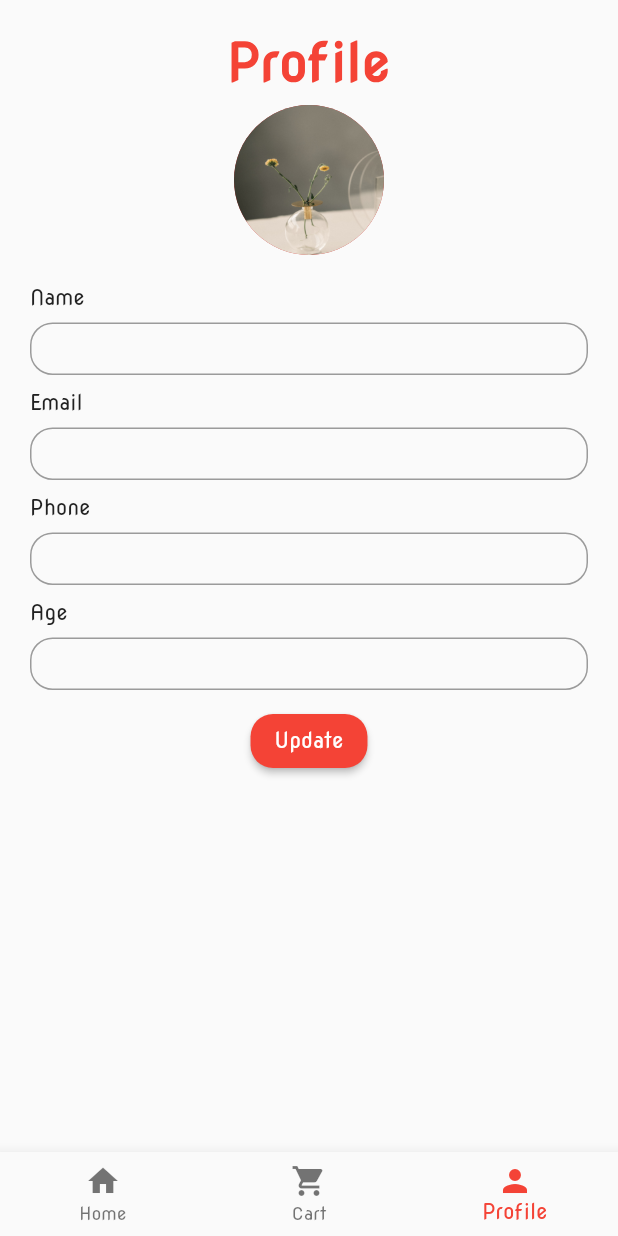
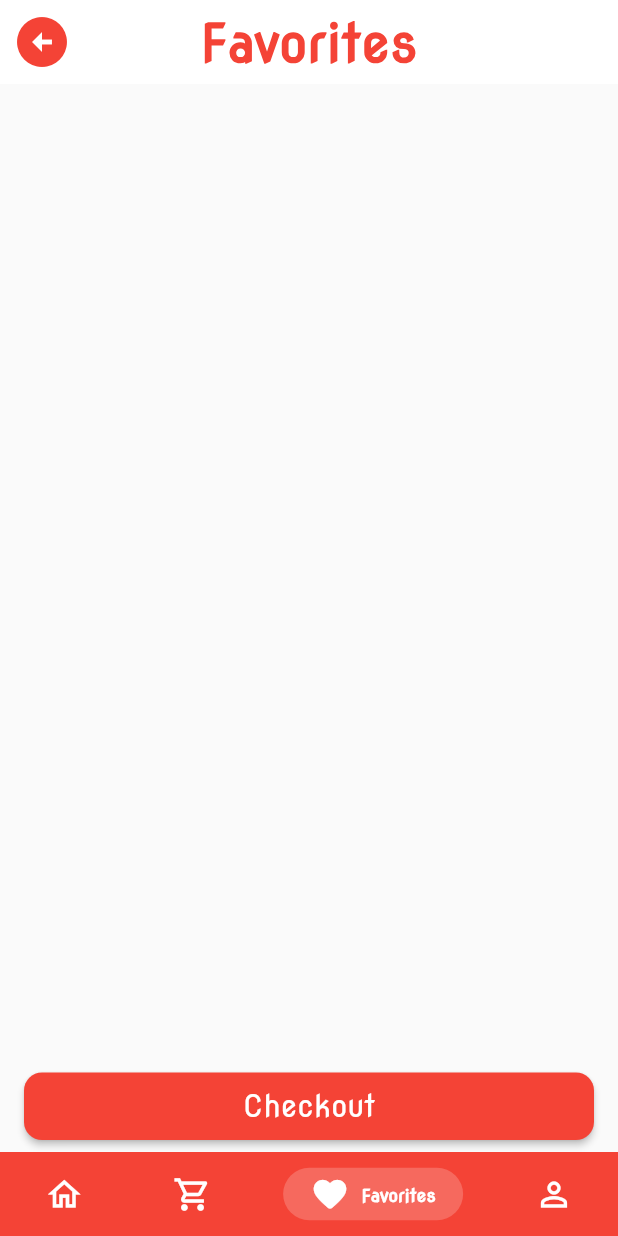
Before and after one commit to nmustakim/ShopEasy, a Flutter app: the screen it shows once a user with an empty profile is signed in, item 3 of the bottom bar chosen, on a phone screen of 412 x 824 dp. Run offline on Flutter 3.47's test engine with Material 2 defaults, Android fonts, the phone set to English and light mode, and no system bars; drawn by our look-alikes of persistent_bottom_nav_bar; our stand-ins replace cloud_firestore, firebase_auth, firebase_core, fluttertoast, google_fonts; accounts and stored records are empty.

Commit message:
favorite screen

```diff
--- a/lib/global_widgets/bottom_appbar.dart
+++ b/lib/global_widgets/bottom_appbar.dart
@@ -1,67 +1,86 @@
 import 'package:flutter/material.dart';
+import 'package:persistent_bottom_nav_bar/persistent_tab_view.dart';
+import 'package:shopeasy/screens/favorite/favorite_screen.dart';
 import '../screens/Profile/profile.dart';
 import '../screens/cart/cart.dart';
 import '../screens/home/home.dart';
 
 class BottomBar extends StatefulWidget {
   const BottomBar({
-    super.key,
-  });
+    final Key? key,
+  }) : super(key: key);
 
   @override
-  State<BottomBar> createState() => _BottomBarState();
+  BottomBarState createState() => BottomBarState();
 }
 
-class _BottomBarState extends State<BottomBar> {
-  @override
-  void initState() {
-    setState(() {});
-    super.initState();
-  }
+class BottomBarState extends State<BottomBar> {
+  final PersistentTabController _controller = PersistentTabController();
+  final bool _hideNavBar = false;
 
-  int _selectedIndex = 0;
-  final List<Widget> _widgetOptions = <Widget>[
+  List<Widget> _buildScreens() => [
         const Home(),
         const Cart(),
+        const FavoriteScreen(),
         const Profile(),
       ];
 
-  void _onItemTapped(int index) {
-    setState(() {
-      _selectedIndex = index;
-    });
-  }
+  List<PersistentBottomNavBarItem> _navBarsItems() => [
+        PersistentBottomNavBarItem(
+          icon: const Icon(Icons.home),
+          inactiveIcon: const Icon(Icons.home_outlined),
+          title: "Home",
+          activeColorPrimary: Colors.white,
+          inactiveColorPrimary: Colors.white,
+        ),
+        PersistentBottomNavBarItem(
+          icon: const Icon(Icons.shopping_cart),
+          inactiveIcon: const Icon(Icons.shopping_cart_outlined),
+          title: "Cart",
+          activeColorPrimary: Colors.white,
+          inactiveColorPrimary: Colors.white,
+        ),
+        PersistentBottomNavBarItem(
+          icon: const Icon(Icons.favorite_rounded),
+          inactiveIcon: const Icon(Icons.favorite_outlined),
+          title: "Favorites",
+          activeColorPrimary: Colors.white,
+          inactiveColorPrimary: Colors.white,
+        ),
+        PersistentBottomNavBarItem(
+          icon: const Icon(Icons.person),
+          inactiveIcon: const Icon(Icons.person_outline),
+          title: "Profile",
+          activeColorPrimary: Colors.white,
+          inactiveColorPrimary: Colors.white,
+        ),
+      ];
 
   @override
-  Widget build(BuildContext context) {
-    return Scaffold(
-        body: Center(
-          child: _widgetOptions.elementAt(_selectedIndex),
+  Widget build(final BuildContext context) => Scaffold(
+        body: PersistentTabView(
+          context,
+          controller: _controller,
+          screens: _buildScreens(),
+          items: _navBarsItems(),
+          resizeToAvoidBottomInset: true,
+          navBarHeight: MediaQuery.of(context).viewInsets.bottom > 0
+              ? 0.0
+              : kBottomNavigationBarHeight,
+          bottomScreenMargin: 0,
+
+          backgroundColor: Theme.of(context).primaryColor,
+          hideNavigationBar: _hideNavBar,
+          decoration: const NavBarDecoration(colorBehindNavBar: Colors.indigo),
+          itemAnimationProperties: const ItemAnimationProperties(
+            duration: Duration(milliseconds: 400),
+            curve: Curves.ease,
           ),
-        bottomNavigationBar: Container(
-          decoration: const BoxDecoration(
-              color: Colors.deepPurple,
-              borderRadius: BorderRadius.only(
-                  topLeft: Radius.circular(24), topRight: Radius.circular(24))),
-          child: BottomNavigationBar(
-            items: const <BottomNavigationBarItem>[
-              BottomNavigationBarItem(
-                icon: Icon(Icons.home),
-                label: 'Home',
+          screenTransitionAnimation: const ScreenTransitionAnimation(
+            animateTabTransition: true,
           ),
-              BottomNavigationBarItem(
-                icon: Icon(Icons.shopping_cart),
-                label: 'Cart',
+          navBarStyle:
+              NavBarStyle.style1, // Choose the nav bar style with this property
         ),
-              BottomNavigationBarItem(
-                icon: Icon(Icons.person),
-                label: 'Profile',
-              ),
-            ],
-            currentIndex: _selectedIndex,
-            // selectedItemColor: ,
-            onTap: _onItemTapped,
-          ),
-        ));
+      );
 }
-}
--- a/lib/screens/cart/cart.dart
+++ b/lib/screens/cart/cart.dart
@@ -42,7 +42,7 @@ class _CartState extends State<Cart> {
                 },
               )),
           body: Padding(
-            padding: const EdgeInsets.all(16.0),
+            padding: const EdgeInsets.fromLTRB(16, 16, 16, 64),
             child: Column(
               children: [
                 Expanded(
--- /dev/null
+++ b/lib/screens/favorite/favorite_screen.dart
@@ -0,0 +1,63 @@
+import 'package:flutter/material.dart';
+import 'package:provider/provider.dart';
+import '../../constants.dart';
+import '../../global_widgets/bottomButton.dart';
+import '../../global_widgets/bottom_appbar.dart';
+import '../../shop_provider/shop_provider.dart';
+import '../cart/widgets/cart_product_card.dart';
+
+class FavoriteScreen extends StatelessWidget {
+  const FavoriteScreen({Key? key}) : super(key: key);
+
+  @override
+    Widget build(BuildContext context) {
+      ShopProvider shopProvider = Provider.of<ShopProvider>(context);
+      return SafeArea(
+        child: Scaffold(
+            appBar: AppBar(
+                centerTitle: true,
+                backgroundColor: Colors.white,
+                title: Text(
+                  "Favorites",
+                  style: titleTextStyle1,
+                ),
+                elevation: 0,
+                leading: IconButton(
+                  icon: const Icon(
+                    Icons.arrow_circle_left,
+                    color: Colors.red,
+                    size: 40,
+                  ),
+                  onPressed: () {
+                    Navigator.push(
+                        context,
+                        MaterialPageRoute(
+                            builder: (context) => const BottomBar()));
+                  },
+                )),
+            body: Padding(
+              padding: const EdgeInsets.fromLTRB(16, 16, 16, 64),
+              child: Column(
+                children: [
+                  Expanded(
+                    child: ListView.builder(
+                        itemCount: shopProvider.getFavoriteProductList.length,
+                        itemBuilder: (context, index) {
+                          return CartProductCard(productModel: shopProvider
+                              .getCartProductList[index],);
+                        }),
+                  ),
+                  Row(
+                    children: [
+                      Expanded(
+                        child: BottomButton(
+                            buttonName: 'Checkout', onPressed: () {}),
+                      ),
+                    ],
+                  )
+                ],
+              ),
+            )),
+      );
+    }
+  }
--- a/lib/screens/home/home.dart
+++ b/lib/screens/home/home.dart
@@ -108,6 +108,8 @@ bool isLoading = false;
                   ),
                  const SizedBox(height: 15,),
                  popularProductsList.isEmpty ? const Center(child: Text("Popular products list is empty"),) : Expanded(
+                    child: Padding(
+                      padding: const EdgeInsets.only(bottom: 50),
                       child: GridView.builder(
                           itemCount: popularProductsList.length,
                           gridDelegate:
@@ -149,6 +151,7 @@ bool isLoading = false;
 
                           }),
                     ),
+                  ),
                 ],
               ),
             )));
--- a/lib/shop_provider/shop_provider.dart
+++ b/lib/shop_provider/shop_provider.dart
@@ -37,6 +37,21 @@ class ShopProvider with ChangeNotifier{
     _cartProducts[index].quantity = qty;
     notifyListeners();
   }
+  final List<ProductModel> _favoriteProducts = [];
+
+
+  void addToFavorite(ProductModel pm) {
+_favoriteProducts.add(pm);
+notifyListeners();
+
+
+  }
+
+  void removeFavorite(ProductModel pm) {
+    _favoriteProducts.remove(pm);
+    notifyListeners();
+  }
+  List<ProductModel> get getFavoriteProductList => _favoriteProducts;
 
 
 }
--- a/pubspec.yaml
+++ b/pubspec.yaml
@@ -45,6 +45,7 @@ dependencies:
   google_fonts: ^4.0.3
   fluttertoast: ^8.2.1
   provider: ^6.0.5
+  persistent_bottom_nav_bar: ^5.0.2
 
 
 dev_dependencies:
```
Also changed, not shown: lib/screens/favorite/widgets/favorite_card.dart (added, +125 -0 lines), lib/screens/item_details/item_details.dart (+27 -23 lines), pubspec.lock. Lines whose indentation alone changed are shown as unchanged.
